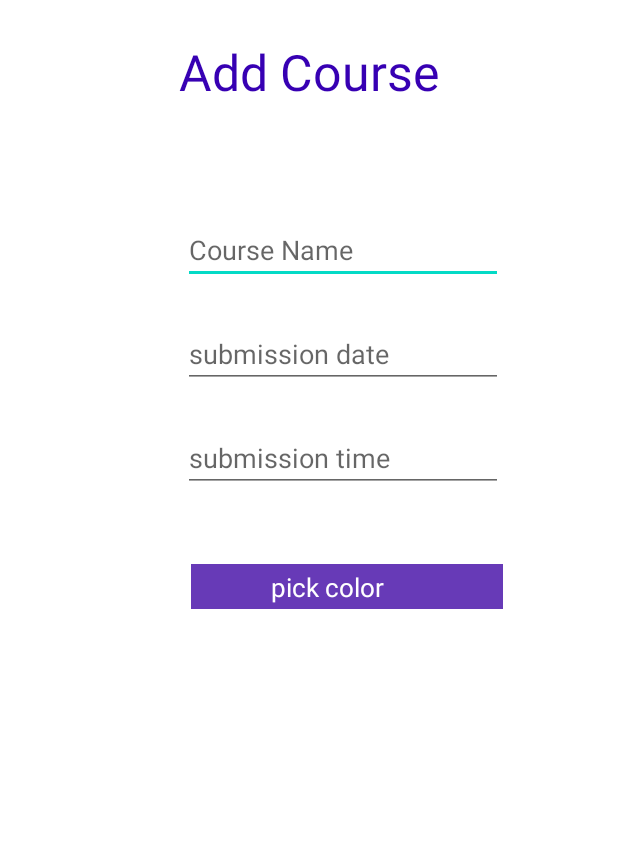
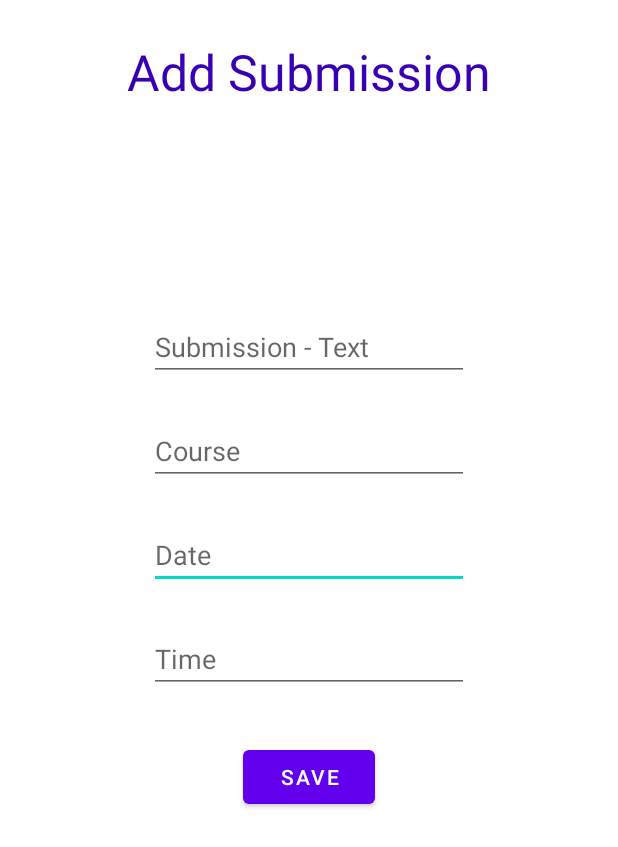
Before and after one commit to idan10000/HWManager, an Android app: the layout fragment_add_event.xml on its own in the app's theme, with its tools: preview values and no code run, on a phone screen of 412 x 824 dp. Shown: the top 847 px of the screen. Run offline under Robolectric (Android 15) with nearby library versions, the phone set to English and light mode, and no system bars.

Commit message:
First draft of add event fragment

```diff
--- a/app/src/main/java/com/example/hwmanager/fragments/AllCoursesFragment.java
+++ b/app/src/main/java/com/example/hwmanager/fragments/AllCoursesFragment.java
@@ -11,7 +11,7 @@ import androidx.fragment.app.Fragment;
 import androidx.recyclerview.widget.RecyclerView;
 
 import com.example.hwmanager.R;
-import com.example.hwmanager.recycler_adapters.CourseListItem;
+import com.example.hwmanager.support_classes.CourseListItem;
 import com.example.hwmanager.recycler_adapters.CourseListRecyclerAdapter;
 import com.firebase.ui.firestore.FirestoreRecyclerOptions;
 import com.google.android.material.floatingactionbutton.FloatingActionButton;
@@ -42,7 +42,7 @@ public class AllCoursesFragment extends Fragment {
         Query query = courseRef.orderBy("courseName",Query.Direction.DESCENDING);
 
         FirestoreRecyclerOptions<CourseListItem> options = new FirestoreRecyclerOptions.Builder<CourseListItem>().setQuery(query, CourseListItem.class).build();
-        adapter = new CourseListRecyclerAdapter(options);
+        adapter = new CourseListRecyclerAdapter(options,getActivity());
         RecyclerView recyclerView = Objects.requireNonNull(getActivity()).findViewById(R.id.mainRecyclerList);
         recyclerView.setAdapter(adapter);
         }
--- a/app/src/main/java/com/example/hwmanager/fragments/CoursePageFragment.java
+++ b/app/src/main/java/com/example/hwmanager/fragments/CoursePageFragment.java
@@ -12,14 +12,11 @@ import androidx.fragment.app.Fragment;
 import androidx.recyclerview.widget.RecyclerView;
 
 import com.example.hwmanager.R;
-import com.example.hwmanager.recycler_adapters.CourseListItem;
-import com.example.hwmanager.recycler_adapters.CourseListRecyclerAdapter;
-import com.example.hwmanager.recycler_adapters.EventListItem;
+import com.example.hwmanager.support_classes.EventListItem;
 import com.example.hwmanager.recycler_adapters.EventListRecyclerAdapter;
 import com.firebase.ui.firestore.FirestoreRecyclerOptions;
 import com.google.android.material.floatingactionbutton.FloatingActionButton;
 import com.google.firebase.firestore.CollectionReference;
-import com.google.firebase.firestore.DocumentReference;
 import com.google.firebase.firestore.FirebaseFirestore;
 import com.google.firebase.firestore.Query;
 
--- a/app/src/main/java/com/example/hwmanager/fragments/EventFragment.java
+++ b/app/src/main/java/com/example/hwmanager/fragments/EventFragment.java
@@ -9,12 +9,11 @@ import android.widget.TimePicker;
 import androidx.annotation.Nullable;
 import androidx.fragment.app.Fragment;
 
-import com.example.hwmanager.recycler_adapters.EventListItem;
+import com.example.hwmanager.support_classes.EventListItem;
 import com.google.android.gms.tasks.OnSuccessListener;
 import com.google.firebase.firestore.DocumentSnapshot;
 import com.google.firebase.firestore.FirebaseFirestore;
 
-import java.util.Arrays;
 import java.util.Calendar;
 
 public class EventFragment extends Fragment {
--- a/app/src/main/java/com/example/hwmanager/fragments/MyCoursesFragment.java
+++ b/app/src/main/java/com/example/hwmanager/fragments/MyCoursesFragment.java
@@ -12,9 +12,7 @@ import androidx.fragment.app.Fragment;
 import androidx.recyclerview.widget.RecyclerView;
 
 import com.example.hwmanager.R;
-import com.example.hwmanager.recycler_adapters.CourseListItem;
-import com.example.hwmanager.recycler_adapters.CourseListRecyclerAdapter;
-import com.example.hwmanager.recycler_adapters.EventListItem;
+import com.example.hwmanager.support_classes.EventListItem;
 import com.example.hwmanager.recycler_adapters.EventListRecyclerAdapter;
 import com.firebase.ui.firestore.FirestoreRecyclerOptions;
 import com.google.firebase.firestore.CollectionReference;
--- a/app/src/main/java/com/example/hwmanager/recycler_adapters/CourseListRecyclerAdapter.java
+++ b/app/src/main/java/com/example/hwmanager/recycler_adapters/CourseListRecyclerAdapter.java
@@ -14,6 +14,7 @@ import androidx.recyclerview.widget.RecyclerView;
 
 import com.example.hwmanager.R;
 import com.example.hwmanager.fragments.CoursePageFragment;
+import com.example.hwmanager.support_classes.CourseListItem;
 import com.firebase.ui.firestore.FirestoreRecyclerAdapter;
 import com.firebase.ui.firestore.FirestoreRecyclerOptions;
 
--- a/app/src/main/java/com/example/hwmanager/recycler_adapters/EventListRecyclerAdapter.java
+++ b/app/src/main/java/com/example/hwmanager/recycler_adapters/EventListRecyclerAdapter.java
@@ -10,8 +10,11 @@ import androidx.constraintlayout.widget.ConstraintLayout;
 import androidx.recyclerview.widget.RecyclerView;
 
 import com.example.hwmanager.R;
+import com.example.hwmanager.support_classes.EventListItem;
 import com.firebase.ui.firestore.FirestoreRecyclerAdapter;
 import com.firebase.ui.firestore.FirestoreRecyclerOptions;
+
+import java.util.Calendar;
 
 public class EventListRecyclerAdapter extends FirestoreRecyclerAdapter<EventListItem, EventListRecyclerAdapter.EventListViewHolder> {
 
@@ -29,8 +32,8 @@ public class EventListRecyclerAdapter extends FirestoreRecyclerAdapter<EventList
     protected void onBindViewHolder(@NonNull EventListViewHolder holder, int position, @NonNull EventListItem model) {
         holder.eventText.setText(model.getText());
         holder.eventDay.setText(model.getDay());
-        holder.eventDate.setText(model.getDate());
-        holder.eventTime.setText(model.getTime());
+        holder.eventDate.setText(model.getDate().get(Calendar.MONTH) + "." + model.getDate().get(Calendar.DAY_OF_MONTH));
+        holder.eventTime.setText(model.getTime().toString());
         holder.eventBackColor.setBackgroundColor(model.getEventColor());
     }
 
--- a/app/src/main/java/com/example/hwmanager/recycler_adapters/CourseListItem.java
+++ b/app/src/main/java/com/example/hwmanager/support_classes/CourseListItem.java
@@ -1,4 +1,4 @@
-package com.example.hwmanager.recycler_adapters;
+package com.example.hwmanager.support_classes;
 
 import android.widget.CheckBox;
 import android.widget.LinearLayout;
--- a/app/src/main/java/com/example/hwmanager/recycler_adapters/EventListItem.java
+++ b/app/src/main/java/com/example/hwmanager/support_classes/EventListItem.java
@@ -1,18 +1,18 @@
-package com.example.hwmanager.recycler_adapters;
+package com.example.hwmanager.support_classes;
 
 import java.util.Calendar;
-import java.util.Date;
 
 public class EventListItem {
 
-    private String day, text, time;
+    private String day, text;
     private int eventColor;
     private Calendar date;
+    private Time time;
 
     public EventListItem() {
     }
 
-    public EventListItem(Calendar date, String day, String text, String time, int eventColor) {
+    public EventListItem(Calendar date, String day, String text, Time time, int eventColor) {
         this.date = date;
         this.day = day;
         this.text = text;
@@ -32,7 +32,7 @@ public class EventListItem {
         return text;
     }
 
-    public String getTime() {
+    public Time getTime() {
         return time;
     }
 
--- /dev/null
+++ b/app/src/main/java/com/example/hwmanager/support_classes/Time.java
@@ -0,0 +1,24 @@
+package com.example.hwmanager.support_classes;
+
+public class Time {
+    private int hour;
+    private int minute;
+
+    public Time(int hour, int minute) {
+        this.hour = hour;
+        this.minute = minute;
+    }
+
+    public int getHour() {
+        return hour;
+    }
+
+    public int getMinute() {
+        return minute;
+    }
+
+    @Override
+    public String toString() {
+        return hour + ":" + minute;
+    }
+}
--- a/app/src/main/res/layout/fragment_add_event.xml
+++ b/app/src/main/res/layout/fragment_add_event.xml
@@ -4,6 +4,88 @@
     xmlns:tools="http://schemas.android.com/tools"
     android:layout_width="match_parent"
     android:layout_height="match_parent">
+
+    <Button
+        android:id="@+id/FAE_saveBT"
+        android:layout_width="wrap_content"
+        android:layout_height="wrap_content"
+        android:layout_marginTop="32dp"
+        android:text="Save"
+        app:layout_constraintBottom_toBottomOf="parent"
+        app:layout_constraintEnd_toEndOf="@+id/FAE_timeET"
+        app:layout_constraintHorizontal_bias="0.5"
+        app:layout_constraintStart_toStartOf="@+id/FAE_timeET"
+        app:layout_constraintTop_toBottomOf="@+id/FAE_timeET" />
+
+    <EditText
+        android:id="@+id/FAE_dateET"
+        android:layout_width="wrap_content"
+        android:layout_height="wrap_content"
+        android:layout_marginTop="24dp"
+        android:ems="10"
+        android:hint="Date"
+        android:inputType="date"
+        app:layout_constraintBottom_toTopOf="@+id/FAE_timeET"
+        app:layout_constraintEnd_toEndOf="@+id/FAE_courseTAC"
+        app:layout_constraintHorizontal_bias="0.5"
+        app:layout_constraintStart_toStartOf="@+id/FAE_courseTAC"
+        app:layout_constraintTop_toBottomOf="@+id/FAE_courseTAC" />
+
+    <EditText
+        android:id="@+id/FAE_timeET"
+        android:layout_width="wrap_content"
+        android:layout_height="wrap_content"
+        android:layout_marginTop="24dp"
+        android:ems="10"
+        android:hint="Time"
+        android:inputType="time"
+        app:layout_constraintBottom_toTopOf="@+id/FAE_saveBT"
+        app:layout_constraintEnd_toEndOf="@+id/FAE_dateET"
+        app:layout_constraintHorizontal_bias="0.5"
+        app:layout_constraintStart_toStartOf="@+id/FAE_dateET"
+        app:layout_constraintTop_toBottomOf="@+id/FAE_dateET" />
+
+    <EditText
+        android:id="@+id/editTextTextPersonName"
+        android:layout_width="wrap_content"
+        android:layout_height="wrap_content"
+        android:ems="10"
+        android:hint="Submission - Text"
+        android:inputType="textPersonName"
+        app:layout_constraintBottom_toTopOf="@+id/FAE_courseTAC"
+        app:layout_constraintEnd_toEndOf="parent"
+        app:layout_constraintHorizontal_bias="0.5"
+        app:layout_constraintStart_toStartOf="parent"
+        app:layout_constraintTop_toBottomOf="@+id/FAE_title"
+        app:layout_constraintVertical_bias="0.32999998"
+        app:layout_constraintVertical_chainStyle="packed" />
+
+    <EditText
+        android:id="@+id/FAE_courseTAC"
+        android:layout_width="wrap_content"
+        android:layout_height="wrap_content"
+        android:layout_marginTop="24dp"
+        android:ems="10"
+        android:hint="Course"
+        android:inputType="textAutoComplete"
+        app:layout_constraintBottom_toTopOf="@+id/FAE_dateET"
+        app:layout_constraintEnd_toEndOf="@+id/editTextTextPersonName"
+        app:layout_constraintHorizontal_bias="0.5"
+        app:layout_constraintStart_toStartOf="@+id/editTextTextPersonName"
+        app:layout_constraintTop_toBottomOf="@+id/editTextTextPersonName" />
+
+    <TextView
+        android:id="@+id/FAE_title"
+        style="@style/MaterialAlertDialog.MaterialComponents.Title.Icon.CenterStacked"
+        android:layout_width="wrap_content"
+        android:layout_height="wrap_content"
+        android:outlineAmbientShadowColor="@color/cardview_dark_background"
+        android:text="@string/FAE_title"
+        android:textColor="@color/design_default_color_primary_dark"
+        android:textSize="33sp"
+        app:layout_constraintBottom_toTopOf="@+id/guideline2"
+        app:layout_constraintEnd_toEndOf="parent"
+        app:layout_constraintStart_toStartOf="parent" />
 
     <androidx.constraintlayout.widget.Guideline
         android:id="@+id/guideline2"
@@ -12,75 +94,4 @@
         android:orientation="horizontal"
         app:layout_constraintGuide_begin="70dp" />
 
-    <TextView
-        style="@style/MaterialAlertDialog.MaterialComponents.Title.Icon.CenterStacked"
-        android:layout_width="wrap_content"
-        android:layout_height="wrap_content"
-        android:outlineAmbientShadowColor="@color/cardview_dark_background"
-        android:text="Add Course"
-        android:textColor="@color/design_default_color_primary_dark"
-        android:textSize="33dp"
-        app:layout_constraintBottom_toTopOf="@+id/guideline2"
-        app:layout_constraintEnd_toEndOf="parent"
-        app:layout_constraintStart_toStartOf="parent" />
-
-    <androidx.constraintlayout.widget.Guideline
-        android:id="@+id/guideline3"
-        android:layout_width="wrap_content"
-        android:layout_height="wrap_content"
-        android:orientation="vertical"
-        app:layout_constraintGuide_begin="122dp" />
-
-    <EditText
-        android:id="@+id/editTextCourseName"
-        android:layout_width="wrap_content"
-        android:layout_height="wrap_content"
-        android:layout_marginTop="74dp"
-        android:ems="10"
-        android:hint="Course Name"
-        android:inputType="textPersonName"
-        app:layout_constraintStart_toStartOf="@+id/guideline3"
-        app:layout_constraintTop_toTopOf="@+id/guideline2" />
-
-    <EditText
-        android:id="@+id/editTextSubmissionDate"
-        android:layout_width="wrap_content"
-        android:layout_height="wrap_content"
-        android:layout_marginTop="24dp"
-        android:ems="10"
-        android:hint="submission date"
-        android:inputType="date"
-        app:layout_constraintStart_toStartOf="@+id/guideline3"
-        app:layout_constraintTop_toBottomOf="@+id/editTextCourseName" />
-    <EditText
-        android:id="@+id/editTextSubmissionTime"
-        android:layout_width="wrap_content"
-        android:layout_height="wrap_content"
-        android:layout_marginTop="24dp"
-        android:ems="10"
-        android:hint="submission time"
-        android:inputType="time"
-        app:layout_constraintStart_toStartOf="@+id/guideline3"
-        app:layout_constraintTop_toBottomOf="@+id/editTextSubmissionDate" />
-
-    <FrameLayout
-        android:layout_width="208dp"
-        android:layout_height="30dp"
-        android:layout_marginStart="5dp"
-        android:layout_marginTop="48dp"
-        android:background="#673AB7"
-        app:layout_constraintStart_toStartOf="@+id/guideline3"
-        app:layout_constraintTop_toBottomOf="@+id/editTextSubmissionTime">
-
-        <TextView
-            android:layout_marginTop="3dp"
-            android:layout_marginStart="53dp"
-            android:layout_width="wrap_content"
-            android:layout_height="wrap_content"
-            android:text="pick color"
-            android:textColor="@color/design_default_color_on_primary"
-            android:textSize="17dp" />
-
-    </FrameLayout>
-
 </androidx.constraintlayout.widget.ConstraintLayout>
--- a/app/src/main/res/layout/fragment_all_courses.xml
+++ b/app/src/main/res/layout/fragment_all_courses.xml
@@ -2,16 +2,4 @@
 <androidx.constraintlayout.widget.ConstraintLayout xmlns:android="http://schemas.android.com/apk/res/android"
     xmlns:app="http://schemas.android.com/apk/res-auto"
     android:layout_width="match_parent"
-    android:layout_height="match_parent">
-
-    <com.google.android.material.floatingactionbutton.FloatingActionButton
-        android:id="@+id/AC_addButton"
-        android:layout_width="wrap_content"
-        android:layout_height="wrap_content"
-        android:layout_marginEnd="8dp"
-        android:layout_marginBottom="8dp"
-        android:clickable="true"
-        app:layout_constraintBottom_toBottomOf="parent"
-        app:layout_constraintEnd_toEndOf="parent"
-        app:srcCompat="@drawable/ic_baseline_add_24" />
-</androidx.constraintlayout.widget.ConstraintLayout>
+    android:layout_height="match_parent"/>
--- a/app/src/main/res/values/strings.xml
+++ b/app/src/main/res/values/strings.xml
@@ -9,4 +9,5 @@
     values-round/strings.xml for round devices.
     -->
     <string name="hello_world">Hello Square World!</string>
+    <string name="FAE_title">Add Submission</string>
 </resources>
```
